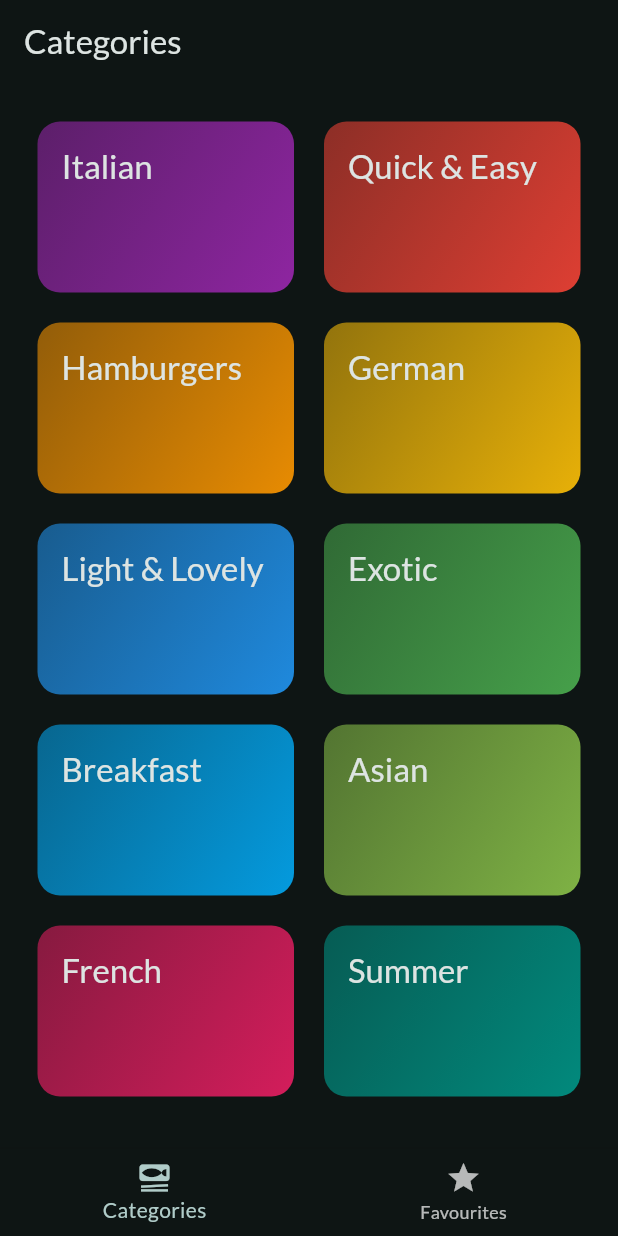
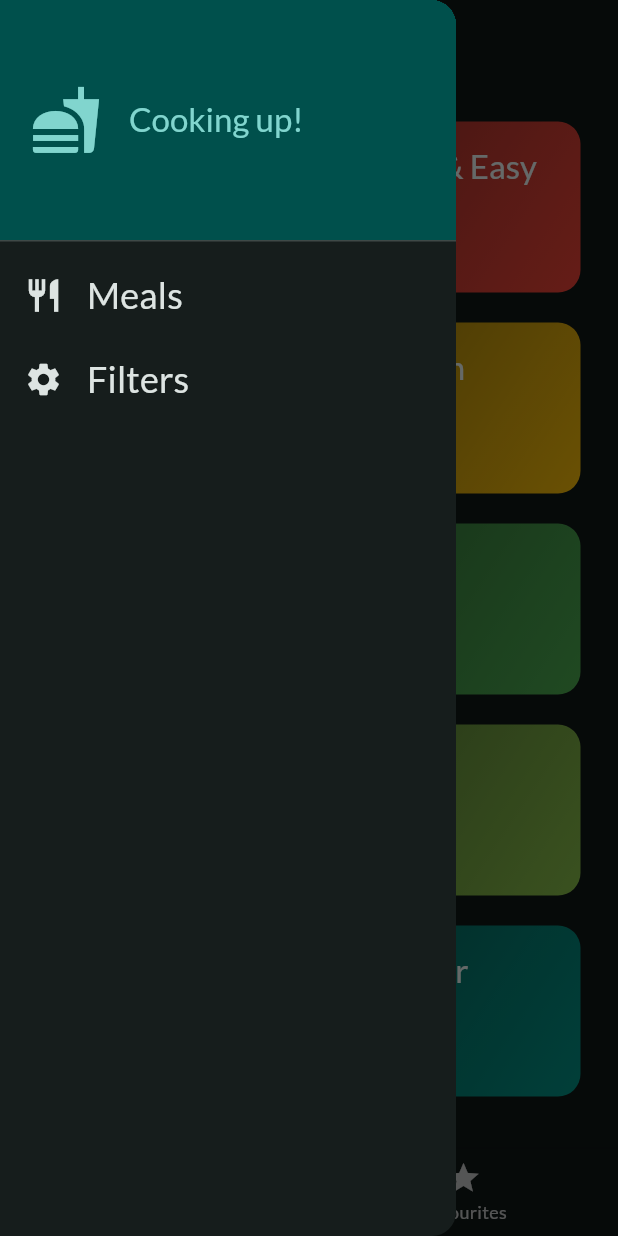
Before and after one commit to theDeveloper7-stack/App-Development, a Flutter app: the screen it shows after launch, with the side drawer open (before the commit the screen has no drawer), on a phone screen of 412 x 824 dp. Run offline on Flutter 3.47's test engine with Material 3 defaults, Android fonts, the phone set to English and light mode, and no system bars; our stand-ins replace google_fonts, transparent_image.

Commit message:
Drawer and filter screen added

```diff
--- /dev/null
+++ b/lib/Widgets/main_drawer.dart
@@ -0,0 +1,81 @@
+import 'package:flutter/material.dart';
+
+class MainDrawer extends StatelessWidget {
+  const MainDrawer({super.key, required this.onSelectScreen});
+
+  final void Function(String identifier) onSelectScreen;
+
+  @override
+  Widget build(BuildContext context) {
+    return Drawer(
+      child: Column(
+        children: [
+          DrawerHeader(
+            padding: const EdgeInsets.all(20),
+            decoration: BoxDecoration(
+              gradient: LinearGradient(
+                colors: [
+                  Theme.of(context).colorScheme.primaryContainer,
+                  Theme.of(context).colorScheme.primaryContainer,
+                ],
+                begin: Alignment.topLeft,
+                end: Alignment.bottomRight,
+              ),
+            ),
+            child: Row(
+              children: [
+                Icon(
+                  Icons.fastfood,
+                  size: 48,
+                  color: Theme.of(context).colorScheme.primary,
+                ),
+                const SizedBox(width: 18),
+                Text(
+                  'Cooking up!',
+                  style: Theme.of(context).textTheme.titleLarge!.copyWith(
+                    color: Theme.of(context).colorScheme.primary,
+                  ),
+                ),
+              ],
+            ),
+          ),
+          ListTile(
+            leading: Icon(
+              Icons.restaurant,
+              size: 26,
+              color: Theme.of(context).colorScheme.onBackground,
+            ),
+            title: Text(
+              'Meals',
+              style: Theme.of(context).textTheme.titleSmall!.copyWith(
+                color: Theme.of(context).colorScheme.onBackground,
+                fontSize: 24,
+              ),
+            ),
+            onTap: () {
+              onSelectScreen('meals');
+            },
+          ),
+
+          ListTile(
+            leading: Icon(
+              Icons.settings,
+              size: 26,
+              color: Theme.of(context).colorScheme.onBackground,
+            ),
+            title: Text(
+              'Filters',
+              style: Theme.of(context).textTheme.titleSmall!.copyWith(
+                color: Theme.of(context).colorScheme.onBackground,
+                fontSize: 24,
+              ),
+            ),
+            onTap: () {
+              onSelectScreen('filters');
+            },
+          ),
+        ],
+      ),
+    );
+  }
+}
```
Also changed, not shown: lib/Screens/filters.dart (added, +48 -0 lines), lib/Screens/tabs.dart (+14 -0 lines).
